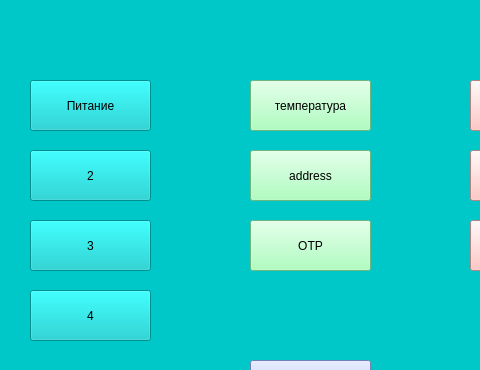
Qt form ui/commands_OneWire_New.ui (Alekcei94/new_programator) before a commit; both pictures show x 0 to 480 and y 0 to 370 of the 689 by 461 pixel window.
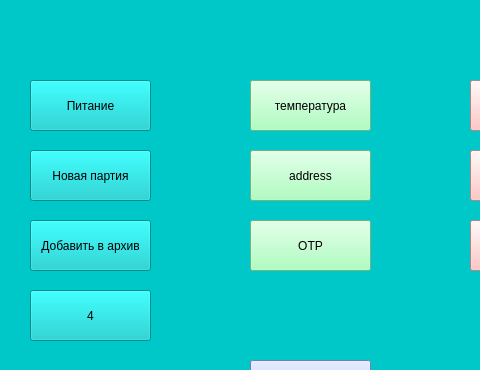
The same form after that commit.

The edit to the form file:
```diff
--- a/ui/commands_OneWire_New.ui
+++ b/ui/commands_OneWire_New.ui
@@ -55,7 +55,7 @@
      </rect>
     </property>
     <property name="text">
-     <string>2</string>
+     <string>Новая партия</string>
     </property>
    </widget>
    <widget class="QPushButton" name="test3Button">
@@ -68,7 +68,7 @@
      </rect>
     </property>
     <property name="text">
-     <string>3</string>
+     <string>Добавить в архив</string>
     </property>
    </widget>
    <widget class="QPushButton" name="test4Button">
```
